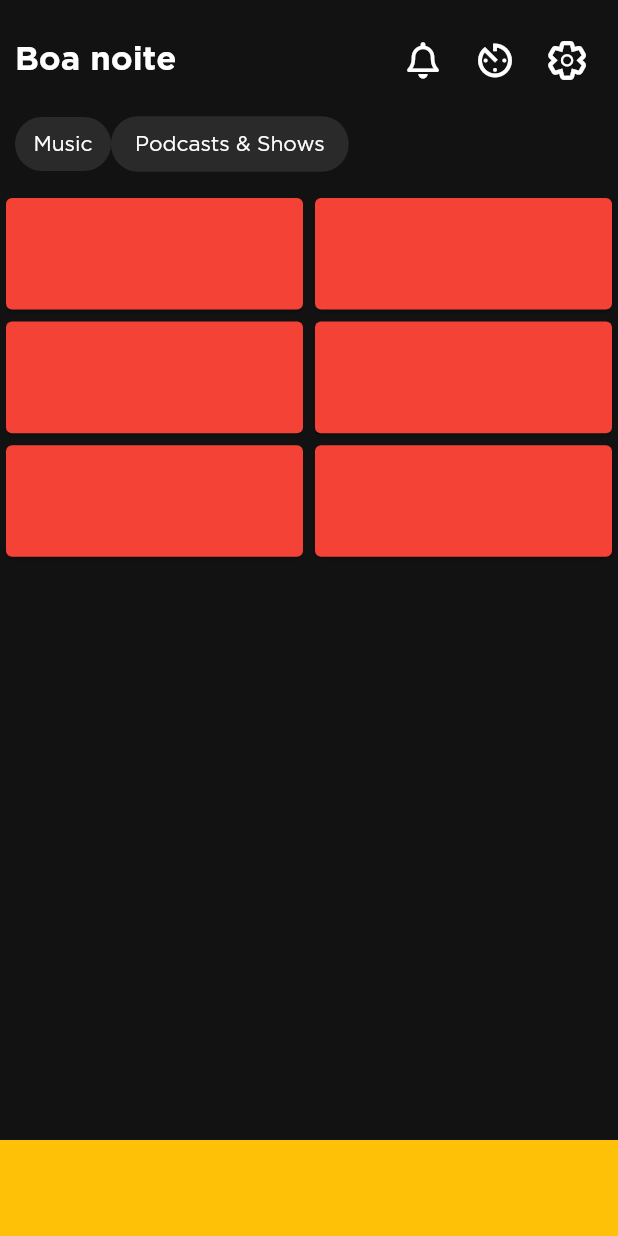
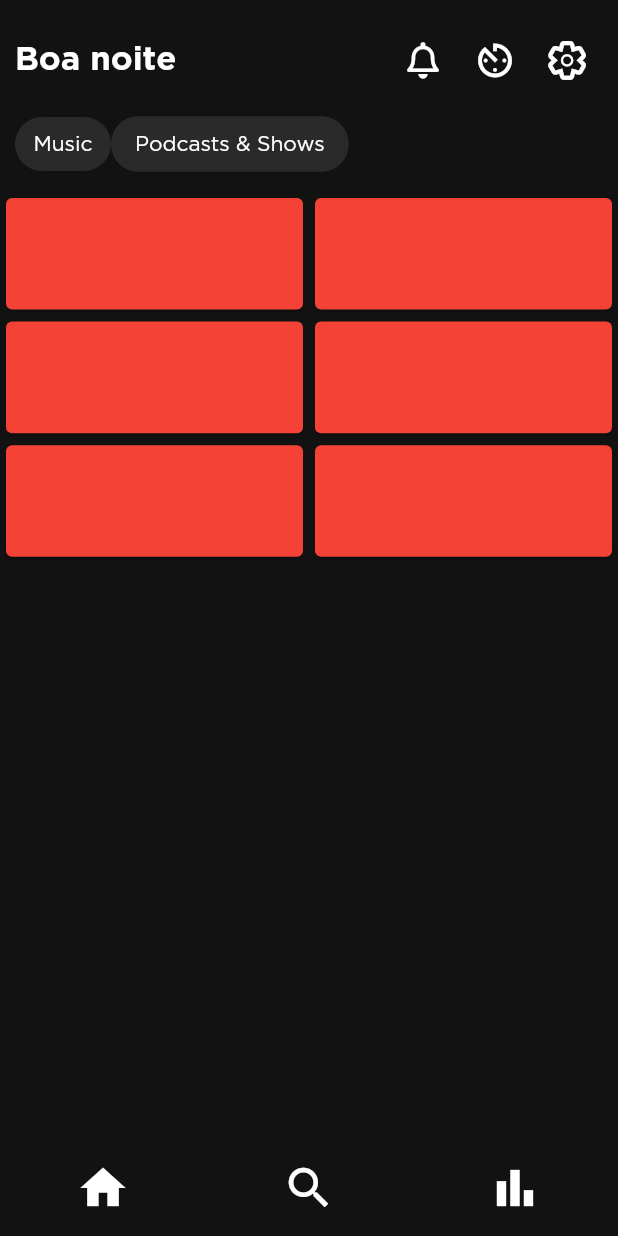
Before and after one commit to AngeloAntonioScholze/Portifolio, a Flutter app: the screen it shows after launch, on a phone screen of 412 x 824 dp. Run offline on Flutter 3.47's test engine with Material 2 defaults, Android fonts, the phone set to English and light mode, and no system bars; our stand-ins replace font_awesome_flutter.

Commit message:
created icons dir and moved custom gear icon to it, starting to prototype bottom app bar

```diff
--- a/spotify_clone/lib/widgets/buttons.dart
+++ b/spotify_clone/lib/widgets/buttons.dart
@@ -1,6 +1,6 @@
 import 'package:flutter/material.dart';
 import 'package:font_awesome_flutter/font_awesome_flutter.dart';
-import 'package:spotify_clone/widgets/custom_icons_icons.dart';
+import 'package:spotify_clone/icons/custom_icons_icons.dart';
 
 class NotificationButton extends StatelessWidget {
   const NotificationButton({Key? key}) : super(key: key);
@@ -49,3 +49,54 @@ class RecentButton extends StatelessWidget {
     );
   }
 }
+
+class SearchButton extends StatelessWidget {
+  const SearchButton({Key? key}) : super(key: key);
+
+  @override
+  Widget build(BuildContext context) {
+    return IconButton(
+      padding: EdgeInsets.zero,
+      onPressed: () {},
+      icon: const Icon(
+        Icons.search,
+        size: 36,
+      ),
+      color: Colors.white,
+    );
+  }
+}
+
+class HomeButton extends StatelessWidget {
+  const HomeButton({Key? key}) : super(key: key);
+
+  @override
+  Widget build(BuildContext context) {
+    return IconButton(
+      padding: EdgeInsets.zero,
+      onPressed: () {},
+      icon: const Icon(
+        Icons.home,
+        size: 36,
+      ),
+      color: Colors.white,
+    );
+  }
+}
+
+class LibraryButton extends StatelessWidget {
+  const LibraryButton({Key? key}) : super(key: key);
+
+  @override
+  Widget build(BuildContext context) {
+    return IconButton(
+      padding: EdgeInsets.zero,
+      onPressed: () {},
+      icon: const Icon(
+        Icons.bar_chart_sharp,
+        size: 36,
+      ),
+      color: Colors.white,
+    );
+  }
+}
--- a/spotify_clone/lib/widgets/main_screen_bottom_app_bar.dart
+++ b/spotify_clone/lib/widgets/main_screen_bottom_app_bar.dart
@@ -1,4 +1,5 @@
 import 'package:flutter/material.dart';
+import 'package:spotify_clone/widgets/buttons.dart';
 
 class MainScreenBottomAppBar extends StatelessWidget {
   const MainScreenBottomAppBar({
@@ -9,9 +10,24 @@ class MainScreenBottomAppBar extends StatelessWidget {
   Widget build(BuildContext context) {
     return Container(
       decoration: const BoxDecoration(
-        color: Colors.amber,
+        color: Color.fromRGBO(18, 18, 18, 1.0),
       ),
       height: 64,
+      child: Row(
+        mainAxisAlignment: MainAxisAlignment.spaceAround,
+        crossAxisAlignment: CrossAxisAlignment.center,
+        children: _buildActions(),
+      ),
     );
   }
+
+  List<Widget> _buildActions() {
+    List<Widget> _actions = [];
+    _actions.addAll(const [
+      HomeButton(),
+      SearchButton(),
+      LibraryButton(),
+    ]);
+    return _actions;
+  }
 }
```
Also changed, not shown: spotify_clone/lib/icons/custom_icons_icons.dart (renamed from spotify_clone/lib/widgets/custom_icons_icons.dart).
